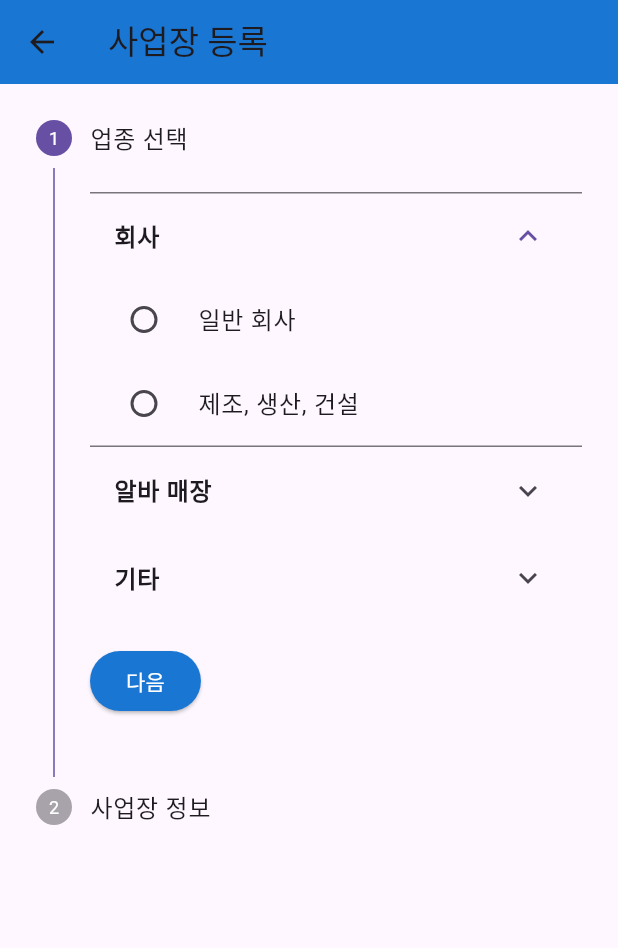
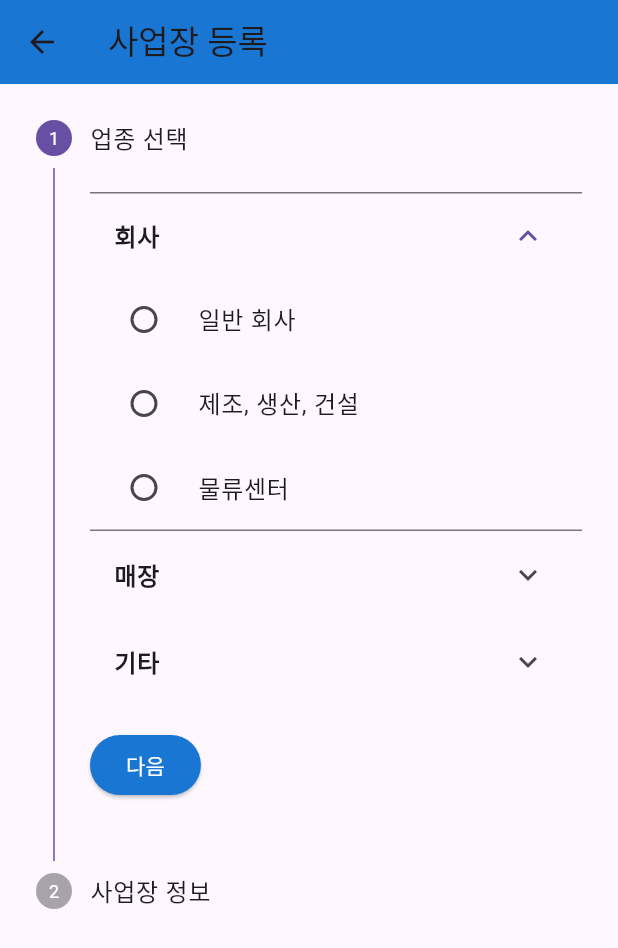
Before and after one commit to kug0223/logistics_to_app, a Flutter app: the BusinessRegistrationScreen screen opened directly, after a tap on "회사", on a phone screen of 412 x 824 dp. Shown: the top 948 px of the screen. Run offline on Flutter 3.47's test engine with Material 3 defaults, Android fonts, the phone set to English and light mode, and no system bars; our stand-ins replace cloud_firestore, firebase_auth, firebase_core, fluttertoast, geolocator, loading_animation_widget and 1 more; accounts and stored records are empty.

```diff
--- a/lib/screens/admin/admin_create_to_screen.dart
+++ b/lib/screens/admin/admin_create_to_screen.dart
@@ -831,8 +831,9 @@ class _AdminCreateTOScreenState extends State<AdminCreateTOScreen> {
         contentPadding: const EdgeInsets.symmetric(horizontal: 16, vertical: 16),
       ),
       hint: const Text('업무 유형을 선택하세요'),
-      items: AppConstants.workTypes.map((type) {
-        return DropdownMenuItem(
+      // ✅ 명시적으로 타입 지정
+      items: AppConstants.workTypes.map<DropdownMenuItem<String>>((type) {
+        return DropdownMenuItem<String>(
           value: type['name'] as String,
           child: Row(
             children: [
--- a/lib/screens/admin/admin_to_list_screen.dart
+++ b/lib/screens/admin/admin_to_list_screen.dart
@@ -296,7 +296,7 @@ class _AdminTOListScreenState extends State<AdminTOListScreen> {
                   });
                 },
               ),
-              ...AppConstants.workTypes.map((workType) {
+              ...AppConstants.workTypeNames.map((workType) {
                 return _buildFilterChip(
                   label: workType,
                   isSelected: _selectedWorkType == workType,
--- a/lib/utils/constants.dart
+++ b/lib/utils/constants.dart
@@ -6,7 +6,7 @@ class Constants {
   static const int errorColor = 0xFFEF4444; // Red
   static const int warningColor = 0xFFF59E0B; // Orange
 
-  // 물류센터 목록 (deprecated - Firestore의 businesses 컬렉션 사용)
+  // 물류센터 목록 (deprecated)
   static const List<Map<String, String>> centers = [
     {
       'id': 'CENTER_A',
@@ -26,32 +26,38 @@ class Constants {
   ];
 
   // 지원 상태 코드
-  static const String statusPending = 'PENDING'; // 대기
-  static const String statusConfirmed = 'CONFIRMED'; // 확정
-  static const String statusRejected = 'REJECTED'; // 거절
-  static const String statusCanceled = 'CANCELED'; // 취소
+  static const String statusPending = 'PENDING';
+  static const String statusConfirmed = 'CONFIRMED';
+  static const String statusRejected = 'REJECTED';
+  static const String statusCanceled = 'CANCELED';
 
-  // 업무 유형
-  static const List<String> workTypes = [
-    '피킹',
-    '패킹',
-    '배송',
-    '분류',
-    '하역',
-    '검수',
+  // ✅ 업무 유형 (아이콘 포함)
+  static const List<Map<String, String>> workTypes = [
+    {'name': '피킹', 'icon': '📦'},
+    {'name': '패킹', 'icon': '📦'},
+    {'name': '배송', 'icon': '🚚'},
+    {'name': '분류', 'icon': '🏷️'},
+    {'name': '하역', 'icon': '🏋️'},
+    {'name': '검수', 'icon': '✅'},
   ];
 
-  // ✅ NEW! 업종 카테고리 (가치업 스타일)
+  // ✅ 업무 유형 이름만 (기존 코드 호환용)
+  static final List<String> workTypeNames = workTypes
+      .map((type) => type['name']!)
+      .toList();
+
+  // 업종 카테고리
   static const Map<String, List<String>> jobCategories = {
     '회사': [
       '일반 회사',
       '제조, 생산, 건설',
+      '물류센터'
     ],
-    '알바 매장': [
-      '알바-카페 (카페, 음료, 베이커리)',
-      '알바-외식업 (음식, 외식업)',
-      '알바-판매-서비스 (편의점, 유통, 호텔 등)',
-      '알바-매장관리 (PC방, 스터디카페 등)',
+    '매장': [
+      '카페 (카페, 음료, 베이커리)',
+      '외식업 (음식, 외식업)',
+      '판매-서비스 (편의점, 유통, 호텔 등)',
+      '매장관리 (PC방, 스터디카페 등)',
     ],
     '기타': [
       '교육, 의료, 기관',
@@ -59,18 +65,17 @@ class Constants {
     ],
   };
 
-  // 업종 카테고리 목록 (순서 보장)
   static const List<String> categoryList = ['회사', '알바 매장', '기타'];
 
   // Firebase Collections
   static const String collectionUsers = 'users';
   static const String collectionTOs = 'tos';
   static const String collectionApplications = 'applications';
-  static const String collectionCenters = 'centers'; // deprecated
-  static const String collectionBusinesses = 'businesses'; // ✅ NEW!
+  static const String collectionCenters = 'centers';
+  static const String collectionBusinesses = 'businesses';
 
   // GPS 설정
-  static const double gpsAccuracyThreshold = 100.0; // 미터
+  static const double gpsAccuracyThreshold = 100.0;
   static const Duration locationTimeout = Duration(seconds: 30);
 
   // 페이지네이션
@@ -82,15 +87,15 @@ class Constants {
   static const String errorPermission = '권한이 없습니다.';
 }
 
-/// 앱 상수 (main.dart에서 사용하기 위한 별칭)
+/// 앱 상수
 class AppConstants {
   static const int primaryColor = Constants.primaryColor;
+  static const List<Map<String, String>> centers = Constants.centers;
 
-  // centers와 workTypes도 접근 가능하게
-  static const List<Map<String, String>> centers = Constants.centers;
-  static const List<String> workTypes = Constants.workTypes;
+  // ✅ 두 가지 버전 모두 제공
+  static const List<Map<String, String>> workTypes = Constants.workTypes;
+  static final List<String> workTypeNames = Constants.workTypeNames;
 
-  // ✅ NEW! 업종 카테고리 접근
   static const Map<String, List<String>> jobCategories = Constants.jobCategories;
   static const List<String> categoryList = Constants.categoryList;
 }
```
